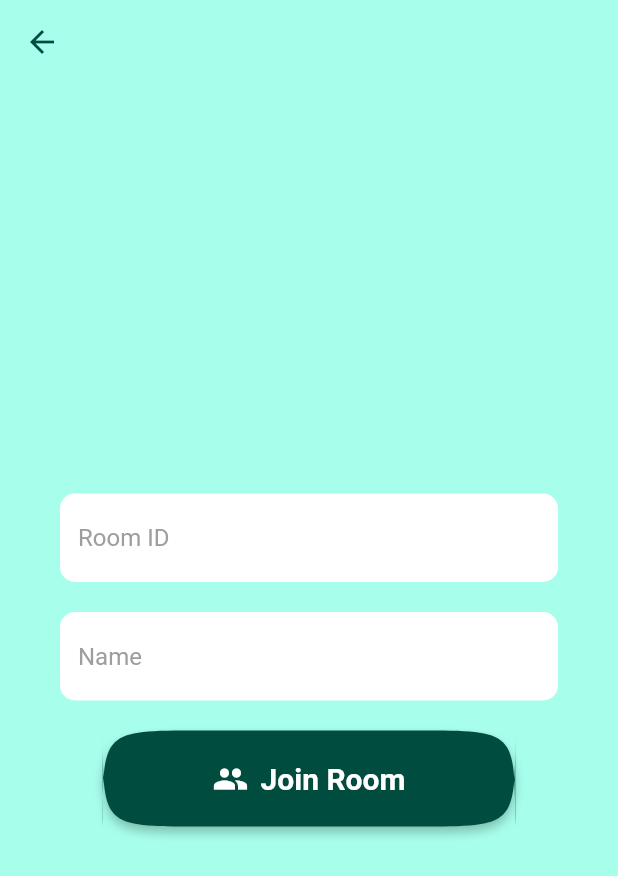
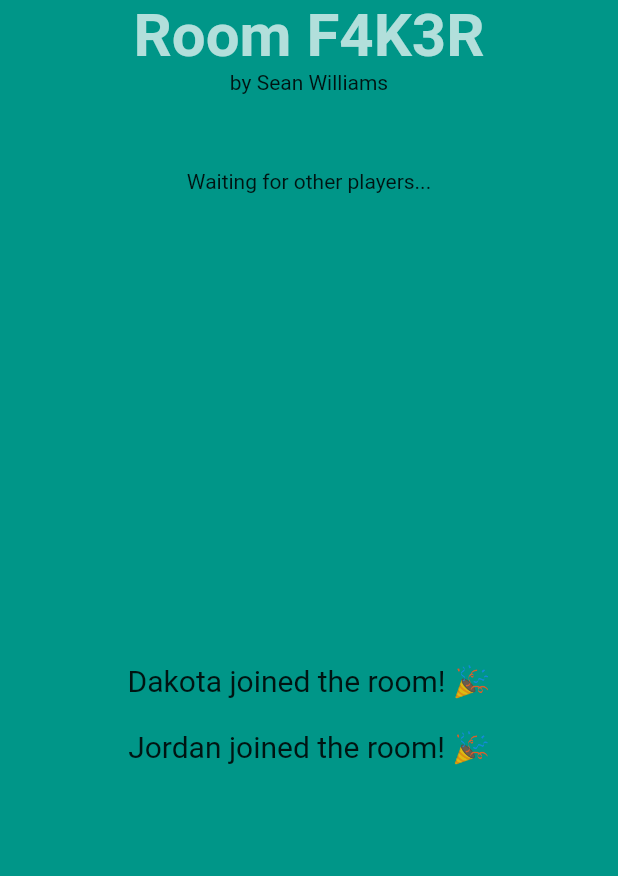
Before and after one commit to paxcodes/dicery_app, a Flutter app: the JoinRoomScreen screen opened by its route, after a tap on "Join Room", on a phone screen of 412 x 824 dp. Shown: the top 876 px of the screen. Run offline on Flutter 3.47's test engine with Material 2 defaults, Android fonts, the phone set to English and light mode, and no system bars.

Commit message:
:sparkles: Add lobby screen

```diff
--- a/lib/main.dart
+++ b/lib/main.dart
@@ -1,3 +1,4 @@
+import 'package:dicery/screens/lobby.dart';
 import 'package:flutter/material.dart';
 import 'package:dicery/screens/home.dart';
 import 'package:dicery/screens/join_room.dart';
@@ -25,6 +26,7 @@ class DiceryApp extends StatelessWidget {
         routes: {
           '/': (context) => HomeScreen(),
           '/room/join': (context) => JoinRoomScreen(),
+          '/lobby': (context) => LobbyScreen(),
         });
   }
 }
--- a/lib/screens/join_room.dart
+++ b/lib/screens/join_room.dart
@@ -35,7 +35,14 @@ class JoinRoomScreen extends StatelessWidget {
               isPrimary: true,
               label: "Join Room",
               iconData: Icons.group,
-              onPressed: () {},
+              onPressed: () {
+                Navigator.pushNamedAndRemoveUntil(
+                  context,
+                  '/lobby',
+                  // Clear navigation history
+                  (_) => false,
+                );
+              },
             )
           ],
         ),
--- /dev/null
+++ b/lib/screens/lobby.dart
@@ -0,0 +1,47 @@
+import 'package:dicery/components/button.dart';
+import 'package:flutter/material.dart';
+
+class LobbyScreen extends StatelessWidget {
+  @override
+  Widget build(BuildContext context) {
+    return Material(
+      color: Theme.of(context).accentColor,
+      child: SafeArea(
+        child: Column(
+          children: <Widget>[
+            Text("Room F4K3R",
+                style: Theme.of(context).textTheme.headline1.copyWith(
+                      fontSize: 40,
+                      fontWeight: FontWeight.bold,
+                      color: Colors.teal.shade100,
+                    )),
+            Text("by Sean Williams"),
+            SizedBox(height: 50),
+            Text("Waiting for other players..."),
+            Expanded(
+              child: Column(
+                mainAxisAlignment: MainAxisAlignment.center,
+                children: <Widget>[
+                  Padding(
+                    padding: const EdgeInsets.symmetric(vertical: 10.0),
+                    child: Text(
+                      "Dakota joined the room! 🎉",
+                      style: TextStyle(fontSize: 20),
+                    ),
+                  ),
+                  Padding(
+                    padding: const EdgeInsets.symmetric(vertical: 10.0),
+                    child: Text(
+                      "Jordan joined the room! 🎉",
+                      style: TextStyle(fontSize: 20),
+                    ),
+                  )
+                ],
+              ),
+            ),
+          ],
+        ),
+      ),
+    );
+  }
+}
```
